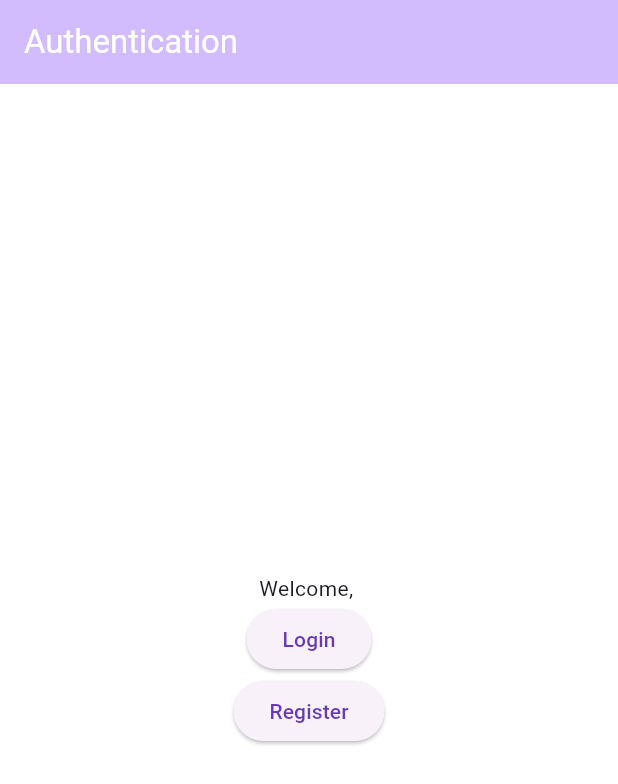
After one commit to mmaurogg/expanda, a Flutter app: the AuthPage screen opened by its route, after a tap on "Login", on a phone screen of 412 x 824 dp. The commit adds this screen. Shown: the top 784 px of the screen. Run offline on Flutter 3.47's test engine with Material 3 defaults, Android fonts, the phone set to English and light mode, and no system bars; our stand-ins replace firebase_auth, firebase_core, flutter_riverpod, geolocator, go_router, google_fonts and 1 more; accounts and stored records are empty; network calls fail.

Commit message:
firebase authentication with email works

```diff
--- a/lib/app/config/routes/app_router.dart
+++ b/lib/app/config/routes/app_router.dart
@@ -1,3 +1,4 @@
+import 'package:expanda/features/auth/auth_page.dart';
 import 'package:expanda/features/home/home_page.dart';
 import 'package:expanda/features/map/controlled_map_page.dart';
 import 'package:expanda/features/map/location_page.dart';
@@ -22,5 +23,7 @@ final router = GoRouter(
       path: '/controlled-map',
       builder: (context, state) => ControlledMapPage(),
     ),
+
+    GoRoute(path: '/auth', builder: (context, state) => AuthPage()),
   ],
 );
--- /dev/null
+++ b/lib/data/datasources/auth_api_source.dart
@@ -0,0 +1,34 @@
+import 'package:expanda/domain/entities/user_response.dart';
+import 'package:expanda/domain/repositories/auth_repository.dart';
+import 'package:firebase_auth/firebase_auth.dart';
+
+class AuthRepositoryImpl implements AuthRepository {
+  final FirebaseAuth _firebaseAuth;
+
+  AuthRepositoryImpl(this._firebaseAuth);
+
+  @override
+  Future<UserResponse> register(String email, String password) async {
+    final userCredential = await _firebaseAuth.createUserWithEmailAndPassword(
+      email: email,
+      password: password,
+    );
+    final user = userCredential.user!;
+    return UserResponse(id: user.uid, email: user.email ?? '');
+  }
+
+  @override
+  Future<UserResponse> login(String email, String password) async {
+    final userCredential = await _firebaseAuth.signInWithEmailAndPassword(
+      email: email,
+      password: password,
+    );
+    final user = userCredential.user!;
+    return UserResponse(id: user.uid, email: user.email ?? '');
+  }
+
+  @override
+  Future<void> logout() async {
+    await _firebaseAuth.signOut();
+  }
+}
--- /dev/null
+++ b/lib/domain/repositories/auth_repository.dart
@@ -0,0 +1,7 @@
+import 'package:expanda/domain/entities/user_response.dart';
+
+abstract class AuthRepository {
+  Future<UserResponse> register(String email, String password);
+  Future<UserResponse> login(String email, String password);
+  Future<void> logout();
+}
--- /dev/null
+++ b/lib/features/auth/auth_page.dart
@@ -0,0 +1,53 @@
+import 'package:expanda/features/auth/auth_provider.dart';
+import 'package:flutter/material.dart';
+import 'package:flutter_riverpod/flutter_riverpod.dart';
+
+class AuthPage extends StatelessWidget {
+  const AuthPage({super.key});
+
+  @override
+  Widget build(BuildContext context) {
+    return Scaffold(
+      appBar: AppBar(
+        title: const Text('Authentication'),
+        backgroundColor: Theme.of(context).colorScheme.inversePrimary,
+      ),
+      body: AuthView(),
+    );
+  }
+}
+
+class AuthView extends ConsumerWidget {
+  const AuthView({super.key});
+
+  @override
+  Widget build(BuildContext context, WidgetRef ref) {
+    final auth = ref.watch(authProvider);
+
+    return Center(
+      child: Column(
+        crossAxisAlignment: CrossAxisAlignment.center,
+        mainAxisAlignment: MainAxisAlignment.center,
+        children: [
+          if (auth.email != null) Text('Welcome, ${auth.email}'),
+          ElevatedButton(
+            onPressed: () {
+              ref
+                  .read(authProvider.notifier)
+                  .login('test@example.com', 'password123');
+            },
+            child: const Text('Login'),
+          ),
+          ElevatedButton(
+            onPressed: () {
+              ref
+                  .read(authProvider.notifier)
+                  .register('test@example.com', 'password123');
+            },
+            child: const Text('Register'),
+          ),
+        ],
+      ),
+    );
+  }
+}
--- /dev/null
+++ b/lib/features/auth/auth_provider.dart
@@ -0,0 +1,39 @@
+import 'package:expanda/data/datasources/auth_api_source.dart';
+import 'package:expanda/data/models/user_model.dart';
+import 'package:flutter_riverpod/flutter_riverpod.dart';
+import 'package:firebase_auth/firebase_auth.dart';
+import 'package:expanda/domain/repositories/auth_repository.dart';
+
+/* final firebaseAuthProvider = Provider<FirebaseAuth>((ref) => FirebaseAuth.instance);
+
+final authRepositoryProvider = Provider<AuthRepository>((ref) {
+  final firebaseAuth = ref.read(firebaseAuthProvider);
+  return AuthRepositoryImpl(firebaseAuth);
+}); */
+
+final authProvider = StateNotifierProvider<AuthNotifier, UserModel>(
+  (ref) => AuthNotifier(),
+);
+
+class AuthNotifier extends StateNotifier<UserModel> {
+  AuthNotifier() : super(UserModel(id: '', email: ''));
+
+  final AuthRepository _authRepository = AuthRepositoryImpl(
+    FirebaseAuth.instance,
+  );
+
+  Future<void> register(String email, String password) async {
+    final userResponse = await _authRepository.register(email, password);
+    state = UserModel(id: userResponse.id, email: userResponse.email);
+  }
+
+  Future<void> login(String email, String password) async {
+    final userResponse = await _authRepository.login(email, password);
+    state = UserModel(id: userResponse.id, email: userResponse.email);
+  }
+
+  Future<void> logout() async {
+    await _authRepository.logout();
+    state = UserModel(id: '', email: '');
+  }
+}
--- a/lib/features/home/home_page.dart
+++ b/lib/features/home/home_page.dart
@@ -8,6 +8,7 @@ class HomePage extends StatelessWidget {
     MenuItem('Ubicación', Icons.pin_drop, '/location'),
     MenuItem('Mapas', Icons.map_outlined, '/map'),
     MenuItem('Mapa-Control', Icons.gamepad_outlined, '/controlled-map'),
+    MenuItem('Auth', Icons.people, '/auth'),
   ];
 
   @override
--- a/lib/features/permission/permission_page.dart
+++ b/lib/features/permission/permission_page.dart
@@ -19,7 +19,7 @@ class PermissionPage extends StatelessWidget {
 }
 
 class PermissionView extends ConsumerWidget {
-  PermissionView({super.key});
+  const PermissionView({super.key});
 
   @override
   Widget build(BuildContext context, ref) {
```
Also changed, not shown: lib/data/models/user_model.dart (added, +14 -0 lines), lib/domain/entities/user_response.dart (added, +15 -0 lines), pubspec.yaml (+4 -3 lines), pubspec.lock, 1 other file.
